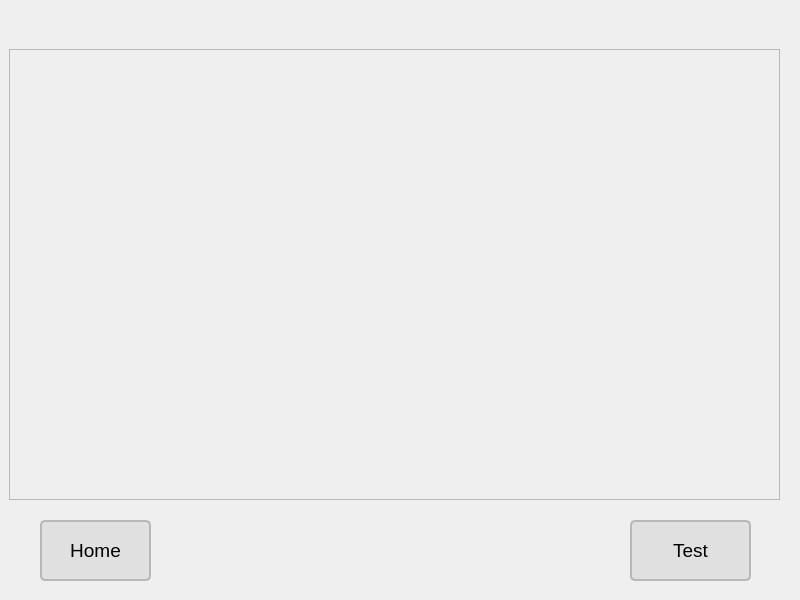
Old version of the form gui/ui/EligibleTests.ui in the repository Mitt33/rngTest.
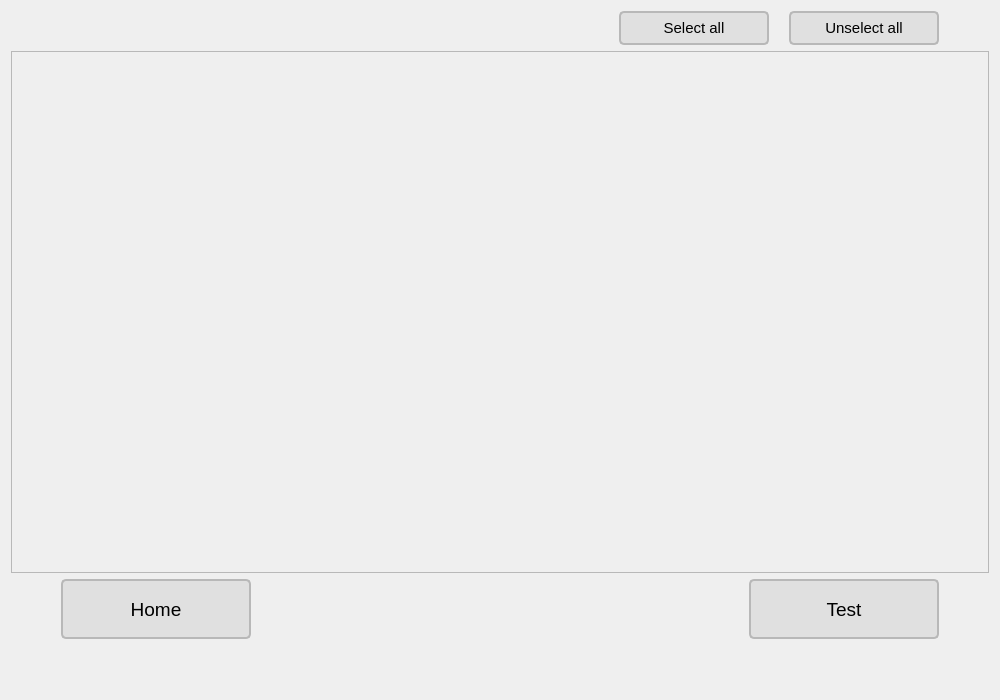
New version of the form.

```diff
--- a/gui/ui/EligibleTests.ui
+++ b/gui/ui/EligibleTests.ui
@@ -6,29 +6,63 @@
    <rect>
     <x>0</x>
     <y>0</y>
-    <width>800</width>
-    <height>600</height>
+    <width>1000</width>
+    <height>700</height>
    </rect>
   </property>
+  <property name="font">
+   <font>
+    <pointsize>11</pointsize>
+   </font>
+  </property>
   <property name="windowTitle">
    <string>Form</string>
   </property>
-  <widget class="QPushButton" name="home_btn">
-   <property name="geometry">
-    <rect>
-     <x>40</x>
-     <y>520</y>
-     <width>111</width>
-     <height>61</height>
-    </rect>
-   </property>
-   <property name="font">
-    <font>
-     <pointsize>14</pointsize>
-    </font>
-   </property>
-   <property name="styleSheet">
-    <string notr="true">QPushButton {
+  <layout class="QVBoxLayout" name="verticalLayout" stretch="2,12,2">
+   <item>
+    <layout class="QHBoxLayout" name="horizontalLayout" stretch="0,0,0">
+     <property name="spacing">
+      <number>20</number>
+     </property>
+     <property name="leftMargin">
+      <number>50</number>
+     </property>
+     <property name="rightMargin">
+      <number>50</number>
+     </property>
+     <item>
+      <widget class="QLabel" name="label">
+       <property name="font">
+        <font>
+         <pointsize>13</pointsize>
+        </font>
+       </property>
+       <property name="text">
+        <string/>
+       </property>
+      </widget>
+     </item>
+     <item>
+      <widget class="QPushButton" name="btn_check">
+       <property name="sizePolicy">
+        <sizepolicy hsizetype="Fixed" vsizetype="Fixed">
+         <horstretch>0</horstretch>
+         <verstretch>0</verstretch>
+        </sizepolicy>
+       </property>
+       <property name="minimumSize">
+        <size>
+         <width>150</width>
+         <height>30</height>
+        </size>
+       </property>
+       <property name="font">
+        <font>
+         <pointsize>11</pointsize>
+        </font>
+       </property>
+       <property name="styleSheet">
+        <string notr="true">QPushButton {
     background-color: rgb(224, 224, 224);
     border-radius: 5px;
     border: 2px solid rgb(184, 184, 184);
@@ -39,27 +73,33 @@
     background-color: rgb(200, 200, 200);
     border: 2px solid rgb(154, 154, 154);
 }</string>
-   </property>
-   <property name="text">
-    <string>Home</string>
-   </property>
-  </widget>
-  <widget class="QPushButton" name="pushButton">
-   <property name="geometry">
-    <rect>
-     <x>630</x>
-     <y>520</y>
-     <width>121</width>
-     <height>61</height>
-    </rect>
-   </property>
-   <property name="font">
-    <font>
-     <pointsize>14</pointsize>
-    </font>
-   </property>
-   <property name="styleSheet">
-    <string notr="true">QPushButton {
+       </property>
+       <property name="text">
+        <string>Select all</string>
+       </property>
+      </widget>
+     </item>
+     <item>
+      <widget class="QPushButton" name="btn_uncheck">
+       <property name="sizePolicy">
+        <sizepolicy hsizetype="Fixed" vsizetype="Fixed">
+         <horstretch>0</horstretch>
+         <verstretch>0</verstretch>
+        </sizepolicy>
+       </property>
+       <property name="minimumSize">
+        <size>
+         <width>150</width>
+         <height>30</height>
+        </size>
+       </property>
+       <property name="font">
+        <font>
+         <pointsize>11</pointsize>
+        </font>
+       </property>
+       <property name="styleSheet">
+        <string notr="true">QPushButton {
     background-color: rgb(224, 224, 224);
     border-radius: 5px;
     border: 2px solid rgb(184, 184, 184);
@@ -70,61 +110,157 @@
     background-color: rgb(200, 200, 200);
     border: 2px solid rgb(154, 154, 154);
 }</string>
-   </property>
-   <property name="text">
-    <string>Test</string>
-   </property>
-  </widget>
-  <widget class="QLabel" name="label">
-   <property name="geometry">
-    <rect>
-     <x>20</x>
-     <y>10</y>
-     <width>211</width>
-     <height>51</height>
-    </rect>
-   </property>
-   <property name="font">
-    <font>
-     <pointsize>12</pointsize>
-    </font>
-   </property>
-   <property name="text">
-    <string/>
-   </property>
-  </widget>
-  <widget class="QFrame" name="frame">
-   <property name="geometry">
-    <rect>
-     <x>9</x>
-     <y>49</y>
-     <width>771</width>
-     <height>451</height>
-    </rect>
-   </property>
-   <property name="font">
-    <font>
-     <pointsize>10</pointsize>
-    </font>
-   </property>
-   <property name="frameShape">
-    <enum>QFrame::StyledPanel</enum>
-   </property>
-   <property name="frameShadow">
-    <enum>QFrame::Raised</enum>
-   </property>
-   <widget class="QWidget" name="gridLayoutWidget">
-    <property name="geometry">
-     <rect>
-      <x>10</x>
-      <y>0</y>
-      <width>761</width>
-      <height>451</height>
-     </rect>
-    </property>
-    <layout class="QGridLayout" name="gridLayout"/>
-   </widget>
-  </widget>
+       </property>
+       <property name="text">
+        <string>Unselect all</string>
+       </property>
+      </widget>
+     </item>
+    </layout>
+   </item>
+   <item>
+    <widget class="QFrame" name="frame">
+     <property name="sizePolicy">
+      <sizepolicy hsizetype="Expanding" vsizetype="Expanding">
+       <horstretch>0</horstretch>
+       <verstretch>0</verstretch>
+      </sizepolicy>
+     </property>
+     <property name="minimumSize">
+      <size>
+       <width>700</width>
+       <height>300</height>
+      </size>
+     </property>
+     <property name="font">
+      <font>
+       <pointsize>11</pointsize>
+      </font>
+     </property>
+     <property name="frameShape">
+      <enum>QFrame::StyledPanel</enum>
+     </property>
+     <property name="frameShadow">
+      <enum>QFrame::Raised</enum>
+     </property>
+     <layout class="QVBoxLayout" name="verticalLayout_2" stretch="0">
+      <item>
+       <layout class="QGridLayout" name="gridLayout">
+        <property name="leftMargin">
+         <number>70</number>
+        </property>
+        <property name="rightMargin">
+         <number>20</number>
+        </property>
+       </layout>
+      </item>
+     </layout>
+    </widget>
+   </item>
+   <item>
+    <layout class="QHBoxLayout" name="horizontalLayout_2">
+     <property name="spacing">
+      <number>20</number>
+     </property>
+     <property name="leftMargin">
+      <number>50</number>
+     </property>
+     <property name="rightMargin">
+      <number>50</number>
+     </property>
+     <property name="bottomMargin">
+      <number>50</number>
+     </property>
+     <item>
+      <widget class="QPushButton" name="home_btn">
+       <property name="sizePolicy">
+        <sizepolicy hsizetype="Fixed" vsizetype="Fixed">
+         <horstretch>0</horstretch>
+         <verstretch>0</verstretch>
+        </sizepolicy>
+       </property>
+       <property name="minimumSize">
+        <size>
+         <width>190</width>
+         <height>60</height>
+        </size>
+       </property>
+       <property name="font">
+        <font>
+         <pointsize>14</pointsize>
+        </font>
+       </property>
+       <property name="styleSheet">
+        <string notr="true">QPushButton {
+    background-color: rgb(224, 224, 224);
+    border-radius: 5px;
+    border: 2px solid rgb(184, 184, 184);
+    padding: 6px;
+}
+
+QPushButton:hover {
+    background-color: rgb(200, 200, 200);
+    border: 2px solid rgb(154, 154, 154);
+}</string>
+       </property>
+       <property name="text">
+        <string>Home</string>
+       </property>
+      </widget>
+     </item>
+     <item>
+      <spacer name="horizontalSpacer">
+       <property name="orientation">
+        <enum>Qt::Horizontal</enum>
+       </property>
+       <property name="sizeHint" stdset="0">
+        <size>
+         <width>40</width>
+         <height>20</height>
+        </size>
+       </property>
+      </spacer>
+     </item>
+     <item>
+      <widget class="QPushButton" name="pushButton">
+       <property name="sizePolicy">
+        <sizepolicy hsizetype="Fixed" vsizetype="Fixed">
+         <horstretch>0</horstretch>
+         <verstretch>0</verstretch>
+        </sizepolicy>
+       </property>
+       <property name="minimumSize">
+        <size>
+         <width>190</width>
+         <height>60</height>
+        </size>
+       </property>
+       <property name="font">
+        <font>
+         <pointsize>14</pointsize>
+        </font>
+       </property>
+       <property name="styleSheet">
+        <string notr="true">QPushButton {
+    background-color: rgb(224, 224, 224);
+    border-radius: 5px;
+    border: 2px solid rgb(184, 184, 184);
+    padding: 6px;
+}
+
+QPushButton:hover {
+    background-color: rgb(200, 200, 200);
+    border: 2px solid rgb(154, 154, 154);
+}</string>
+       </property>
+       <property name="text">
+        <string>Test</string>
+       </property>
+      </widget>
+     </item>
+    </layout>
+   </item>
+  </layout>
  </widget>
  <resources/>
  <connections/>
```
